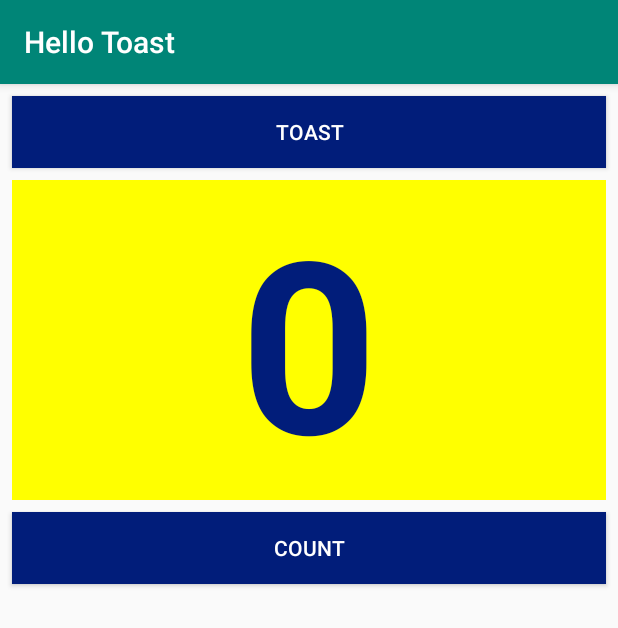
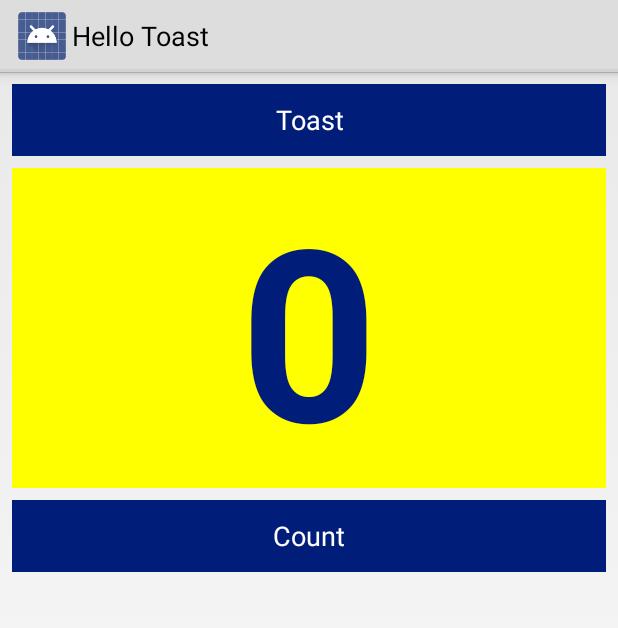
Before and after one commit to princeOprince/AndroidExperiments, an Android app: the screen it shows after launch (MainActivity), on a phone screen of 412 x 824 dp. Shown: the top 628 px of the screen. Run offline under Robolectric (Android 15) with nearby library versions, the phone set to English and light mode, and no system bars.

Commit message:
Created a launcher icon

```diff
--- a/Hello Toast/app/src/main/java/prince/hellotoast/MainActivity.java
+++ b/Hello Toast/app/src/main/java/prince/hellotoast/MainActivity.java
@@ -1,13 +1,15 @@
 package prince.hellotoast;
 
 import androidx.appcompat.app.AppCompatActivity;
+
+import android.app.Activity;
 import android.os.Bundle;
 import android.view.View;
 import android.widget.TextView;
 import android.widget.Toast;
 import static android.widget.Toast.makeText;
 
-public class MainActivity extends AppCompatActivity {
+public class MainActivity extends Activity {
     private int mCount = 0;
     private TextView mShowCount;
 
--- a/Hello Toast/app/src/main/res/mipmap-anydpi-v26/ic_launcher.xml
+++ b/Hello Toast/app/src/main/res/mipmap-anydpi-v26/ic_launcher.xml
@@ -1,5 +1,5 @@
 <?xml version="1.0" encoding="utf-8"?>
 <adaptive-icon xmlns:android="http://schemas.android.com/apk/res/android">
-    <background android:drawable="@drawable/ic_launcher_background" />
-    <foreground android:drawable="@drawable/ic_launcher_foreground" />
+    <background android:drawable="@color/ic_launcher_background"/>
+    <foreground android:drawable="@drawable/ic_launcher_foreground"/>
 </adaptive-icon>
--- a/Hello Toast/app/src/main/res/mipmap-anydpi-v26/ic_launcher_round.xml
+++ b/Hello Toast/app/src/main/res/mipmap-anydpi-v26/ic_launcher_round.xml
@@ -1,5 +1,5 @@
 <?xml version="1.0" encoding="utf-8"?>
 <adaptive-icon xmlns:android="http://schemas.android.com/apk/res/android">
-    <background android:drawable="@drawable/ic_launcher_background" />
-    <foreground android:drawable="@drawable/ic_launcher_foreground" />
+    <background android:drawable="@color/ic_launcher_background"/>
+    <foreground android:drawable="@drawable/ic_launcher_foreground"/>
 </adaptive-icon>
--- /dev/null
+++ b/Hello Toast/app/src/main/res/values/ic_launcher_background.xml
@@ -0,0 +1,4 @@
+<?xml version="1.0" encoding="utf-8"?>
+<resources>
+    <color name="ic_launcher_background">#A62D47</color>
+</resources>
--- a/Hello Toast/app/src/main/res/values/styles.xml
+++ b/Hello Toast/app/src/main/res/values/styles.xml
@@ -1,7 +1,7 @@
 <resources>
 
     <!-- Base application theme. -->
-    <style name="AppTheme" parent="Theme.AppCompat.Light.DarkActionBar">
+    <style name="AppTheme" parent="android:Theme.Holo.Light">
         <!-- Customize your theme here. -->
         <item name="colorPrimary">@color/colorPrimary</item>
         <item name="colorPrimaryDark">@color/colorPrimaryDark</item>
```
Also changed, not shown: Hello Toast/app/src/main/res/drawable/ic_launcher_foreground.xml (added, +13 -0 lines), Hello Toast/app/src/main/ic_launcher-web.png (added), Hello Toast/app/src/main/res/mipmap-hdpi/ic_launcher.png, Hello Toast/app/src/main/res/mipmap-hdpi/ic_launcher_round.png, Hello Toast/app/src/main/res/mipmap-mdpi/ic_launcher.png, Hello Toast/app/src/main/res/mipmap-mdpi/ic_launcher_round.png, Hello Toast/app/src/main/res/mipmap-xhdpi/ic_launcher.png, Hello Toast/app/src/main/res/mipmap-xhdpi/ic_launcher_round.png, Hello Toast/app/src/main/res/mipmap-xxhdpi/ic_launcher.png, Hello Toast/app/src/main/res/mipmap-xxhdpi/ic_launcher_round.png, Hello Toast/app/src/main/res/mipmap-xxxhdpi/ic_launcher.png, Hello Toast/app/src/main/res/mipmap-xxxhdpi/ic_launcher_round.png.
